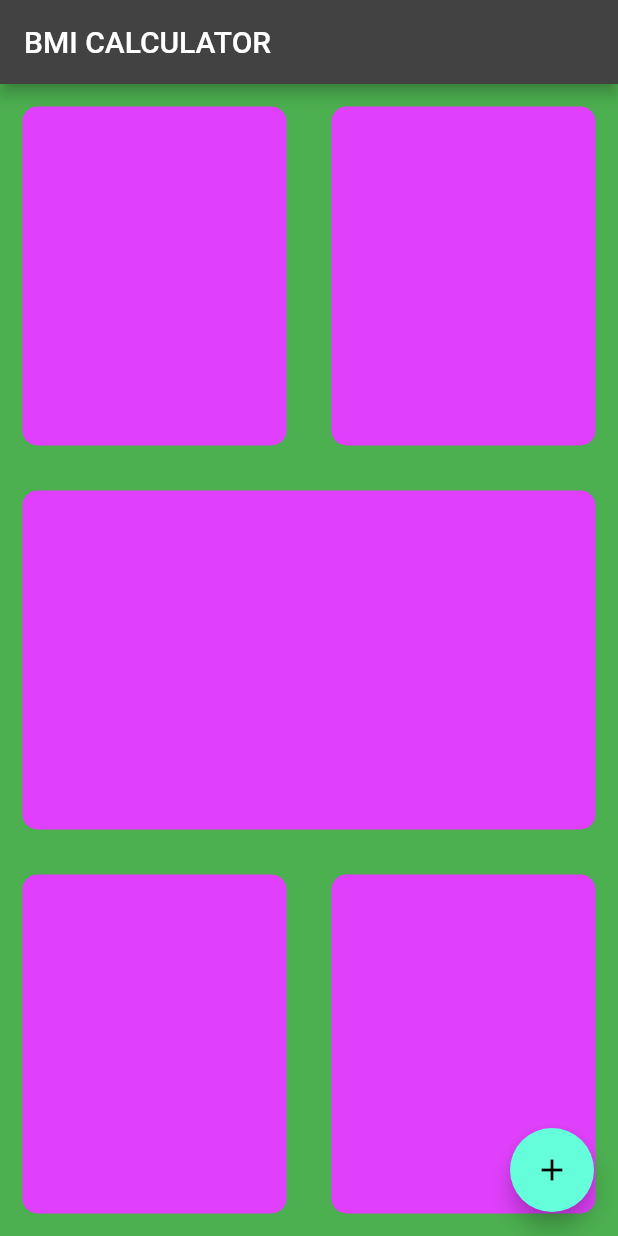
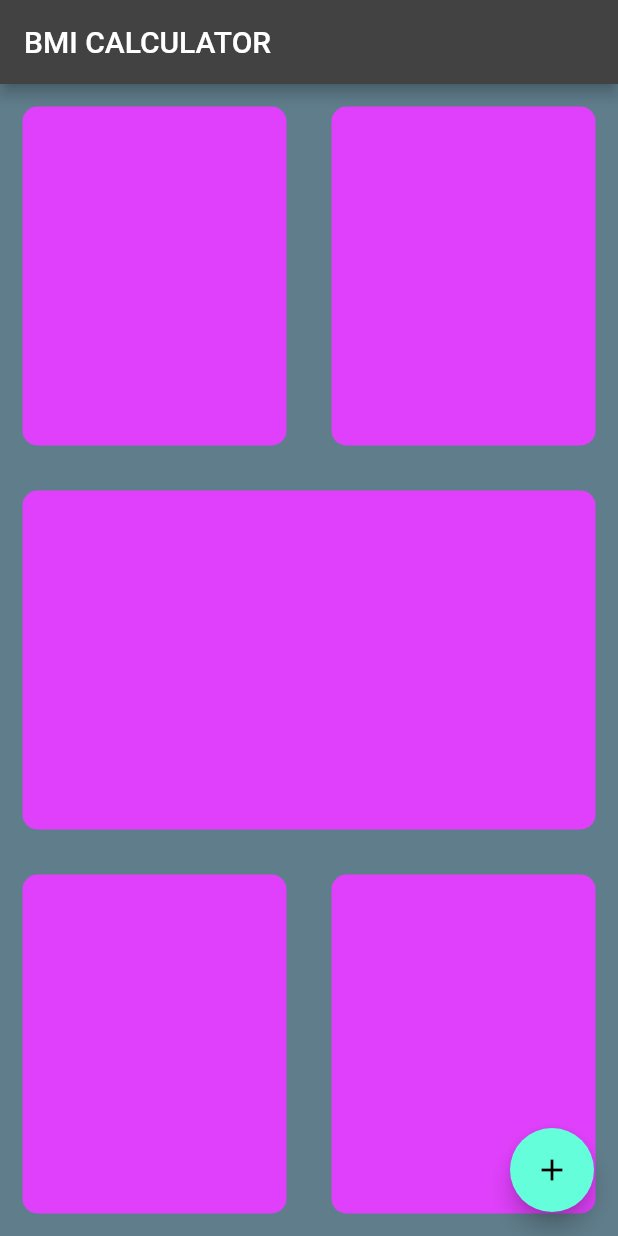
Before and after one commit to Shaistafareed/flutter-projects, a Flutter app: the screen it shows after launch, on a phone screen of 412 x 824 dp. Run offline on Flutter 3.47's test engine with Material 2 defaults, Android fonts, the phone set to English and light mode, and no system bars.

Commit message:
55 lecture

```diff
--- a/bmi/lib/main.dart
+++ b/bmi/lib/main.dart
@@ -10,10 +10,10 @@ class BMICalculator extends StatelessWidget {
       debugShowCheckedModeBanner: false,
       home: InputPage(),
       theme: ThemeData.dark().copyWith(
-          primaryColor: Colors.green,
-          scaffoldBackgroundColor: Colors.green,
+          primaryColor: Colors.blueGrey,
+          scaffoldBackgroundColor: Colors.blueGrey,
           textTheme: TextTheme(
-              bodyText1:TextStyle(color:Colors.white))
+              bodyText1:TextStyle(color:Colors.black87))
       ),
     );
   }
```
